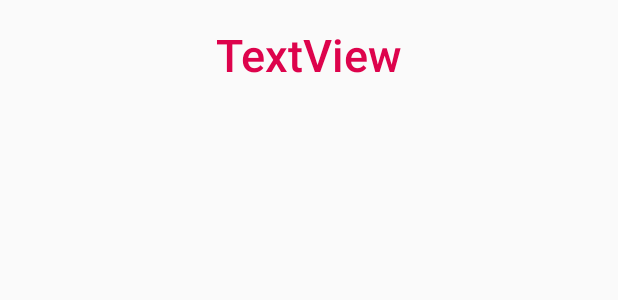
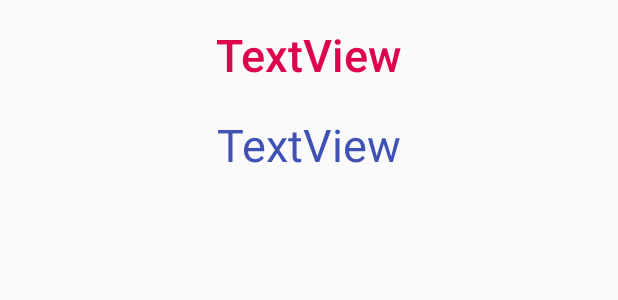
Before and after one commit to jschrack/Hello-World-Class, an Android app: the layout activity_display_message.xml on its own in the app's theme, with its tools: preview values and no code run, on a phone screen of 412 x 824 dp. Shown: the top 300 px of the screen. Run offline under Robolectric (Android 15) with nearby library versions, the phone set to English and light mode, and no system bars.

Commit message:
Add files via upload

```diff
--- a/MyFirstApp/app/build.gradle
+++ b/MyFirstApp/app/build.gradle
@@ -22,6 +22,7 @@ dependencies {
     implementation fileTree(dir: 'libs', include: ['*.jar'])
     implementation 'androidx.appcompat:appcompat:1.0.2'
     implementation 'androidx.constraintlayout:constraintlayout:1.1.3'
+    implementation 'com.android.support.constraint:constraint-layout:1.1.3'
     testImplementation 'junit:junit:4.12'
     androidTestImplementation 'androidx.test:runner:1.2.0'
     androidTestImplementation 'androidx.test.espresso:espresso-core:3.2.0'
--- /dev/null
+++ b/MyFirstApp/app/src/main/java/com/example/myfirstapp/AdduserActivity.java
@@ -0,0 +1,6 @@
+package com.example.myfirstapp;
+
+public class AdduserActivity {
+
+
+}
--- a/MyFirstApp/app/src/main/java/com/example/myfirstapp/DisplayMessageActivity.java
+++ b/MyFirstApp/app/src/main/java/com/example/myfirstapp/DisplayMessageActivity.java
@@ -20,5 +20,7 @@ public class DisplayMessageActivity extends AppCompatActivity {
         //Capture the layout's TextView and set the string as its text
         TextView textview = findViewById(R.id.textView);
         textview.setText(message);
+        TextView textView = findViewById(R.id.textView2);
+        textView.setText(message);
     }
 }
--- a/MyFirstApp/app/src/main/java/com/example/myfirstapp/MainActivity.java
+++ b/MyFirstApp/app/src/main/java/com/example/myfirstapp/MainActivity.java
@@ -23,4 +23,5 @@ public class MainActivity extends AppCompatActivity {
         intent.putExtra(EXTRA_MESSAGE, message);
         startActivity(intent);
     }
+
 }
--- a/MyFirstApp/app/src/main/res/layout/activity_display_message.xml
+++ b/MyFirstApp/app/src/main/res/layout/activity_display_message.xml
@@ -18,4 +18,18 @@
         app:layout_constraintEnd_toEndOf="parent"
         app:layout_constraintStart_toStartOf="parent"
         app:layout_constraintTop_toTopOf="parent" />
+
+    <TextView
+        android:id="@+id/textView2"
+        android:layout_width="wrap_content"
+        android:layout_height="wrap_content"
+        android:layout_marginTop="76dp"
+        android:text="TextView"
+        android:textAppearance="@style/TextAppearance.AppCompat.Body1"
+        android:textColor="#3F51B5"
+        android:textSize="30dp"
+        app:layout_constraintEnd_toEndOf="parent"
+        app:layout_constraintHorizontal_bias="0.501"
+        app:layout_constraintStart_toStartOf="parent"
+        app:layout_constraintTop_toTopOf="parent" />
 </androidx.constraintlayout.widget.ConstraintLayout>
--- a/MyFirstApp/app/src/main/res/values/strings.xml
+++ b/MyFirstApp/app/src/main/res/values/strings.xml
@@ -2,4 +2,6 @@
     <string name="app_name">My First App</string>
     <string name="edit_message">Enter a message</string>
     <string name="button_send">Send</string>
+    <string name="button_add">Add</string>
+    <string name="Add_User">Enter a User</string>
 </resources>
```
Also changed, not shown: 1 other file.
